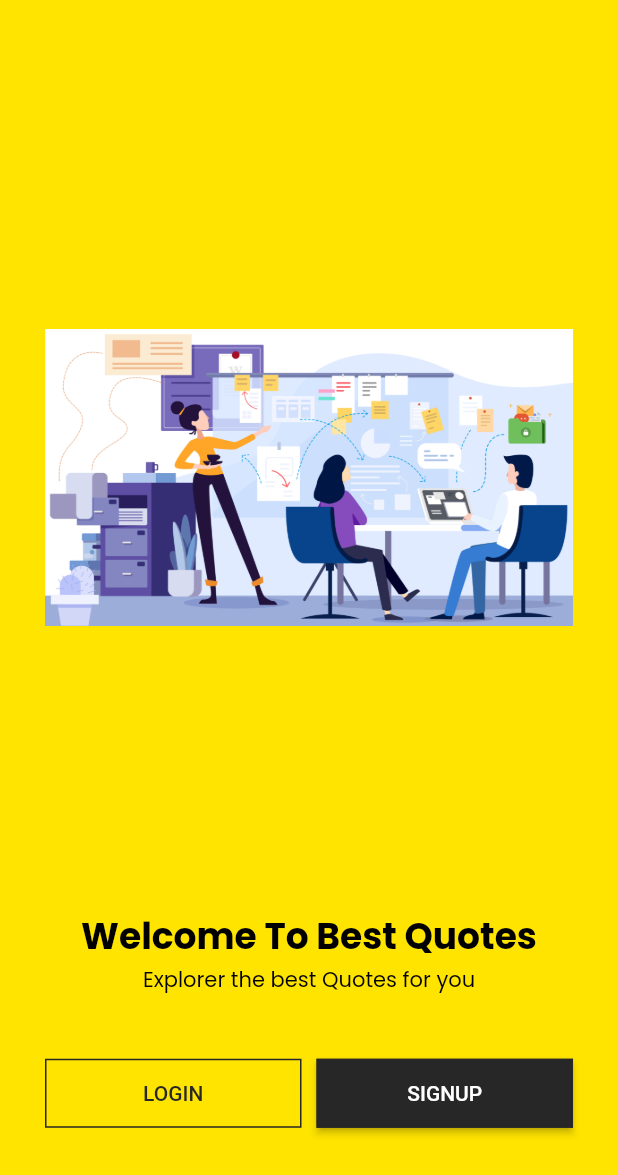
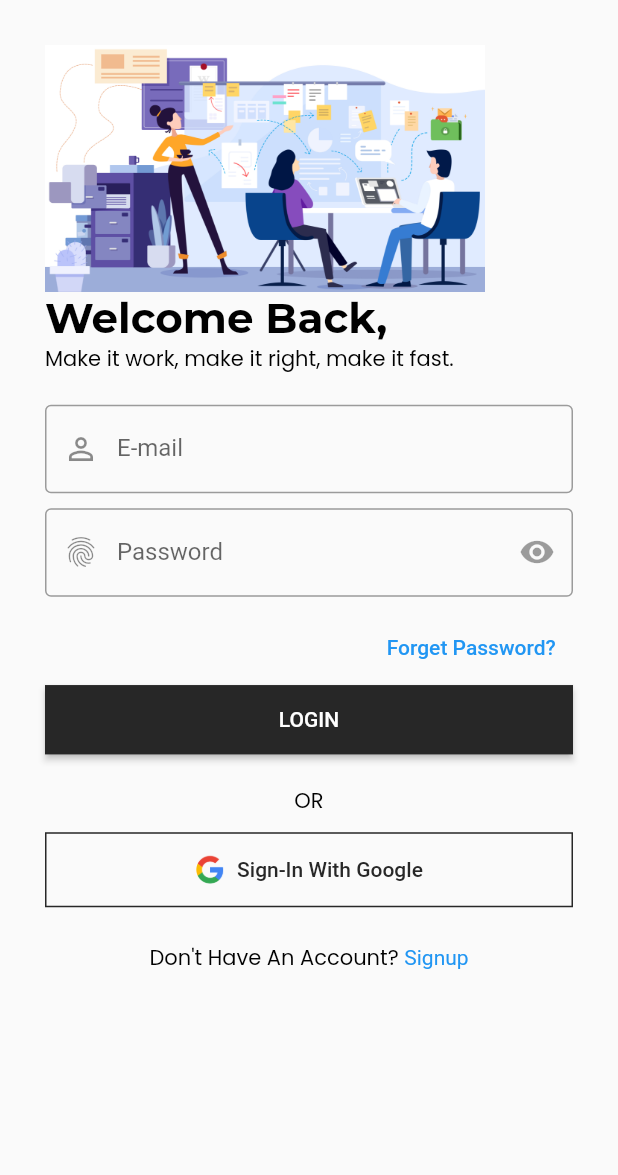
Before and after one commit to ali-sojib/Flutter-Componet-app-with-firebase, a Flutter app: the WelcomeScreen screen opened directly, after a tap on "LOGIN", on a phone screen of 412 x 824 dp. Shown: the top 1175 px of the screen. Run offline on Flutter 3.47's test engine with Material 2 defaults, Android fonts, the phone set to English and light mode, and no system bars; our stand-ins replace get, google_fonts, liquid_swipe, smooth_page_indicator.

Commit message:
Modern Design Flutter Login Page UI

```diff
--- a/lib/src/constant/image_strings.dart
+++ b/lib/src/constant/image_strings.dart
@@ -7,3 +7,6 @@
 const String sOnBoardingImg3 = "assets/images/on_boarding_img/onboarding_3.jpg";
 
 const String sWelcomeScreenImage = "assets/images/welcome_images/welcome_screen_image.png";
+
+//--Login Screen Text
+const String sGoogleLogoImage = "assets/logo/google-logo.png";
--- a/lib/src/constant/sizes.dart
+++ b/lib/src/constant/sizes.dart
@@ -3,3 +3,4 @@
 const sDefaultSize = 30.0;
 const sSplashContainerSize = 30.0;
 const sButtonHeight = 15.0;
+const sFormHeight = 30.0;
--- a/lib/src/constant/text_strings.dart
+++ b/lib/src/constant/text_strings.dart
@@ -22,3 +22,15 @@
 // -- Welcome Screen Text
 const String sWelcomeScreenTitle = "Welcome To Best Quotes";
 const String sWelcomeScreenSubTitle = "Explorer the best Quotes for you";
+
+//--Login Screen Text
+const String sLoginTitle = "Welcome Back, ";
+const String sLoginSubTitle = "Make it work, make it right, make it fast.";
+const String sRememberMe = "Remember Me?";
+const String sAlreadyHaveAnAccount = "Already have an Account?";
+const String sDontHaveAnAccount = "Don't Have An Account? ";
+
+const String sEmail = "E-mail";
+const String sPassword = "Password";
+const String sForgetPassword = "Forget Password? ";
+const String sSignInWithGoogle = "Sign-In With Google";
--- /dev/null
+++ b/lib/src/features/authentication/screens/login/login_footer_widget.dart
@@ -0,0 +1,46 @@
+import 'package:flutter/material.dart';
+
+import '../../../../constant/image_strings.dart';
+import '../../../../constant/sizes.dart';
+import '../../../../constant/text_strings.dart';
+
+class LoginFooterWidget extends StatelessWidget {
+  const LoginFooterWidget({
+    Key? key,
+  }) : super(key: key);
+
+  @override
+  Widget build(BuildContext context) {
+    return Column(
+      crossAxisAlignment: CrossAxisAlignment.center,
+      children: [
+        const Text("OR"),
+        const SizedBox(height: sFormHeight - 20),
+        SizedBox(
+          width: double.infinity,
+          child: OutlinedButton.icon(
+            icon: Image(image: AssetImage(sGoogleLogoImage), width: 20.0),
+            onPressed: () {},
+            label: Text(sSignInWithGoogle),
+          ),
+        ),
+        const SizedBox(height: sFormHeight - 20),
+        TextButton(
+          onPressed: () {},
+          child: Text.rich(
+            TextSpan(
+              text: sDontHaveAnAccount,
+              style: Theme.of(context).textTheme.bodyText1,
+              children: const [
+                TextSpan(
+                  text: sSignUp,
+                  style: TextStyle(color: Colors.blue),
+                ),
+              ],
+            ),
+          ),
+        ),
+      ],
+    );
+  }
+}
--- /dev/null
+++ b/lib/src/features/authentication/screens/login/login_form_widget.dart
@@ -0,0 +1,59 @@
+import 'package:flutter/material.dart';
+
+import '../../../../constant/sizes.dart';
+import '../../../../constant/text_strings.dart';
+
+class LoginForm extends StatelessWidget {
+  const LoginForm({
+    Key? key,
+  }) : super(key: key);
+
+  @override
+  Widget build(BuildContext context) {
+    return Form(
+      child: Container(
+        padding: const EdgeInsets.symmetric(vertical: sFormHeight - 10),
+        child: Column(
+          crossAxisAlignment: CrossAxisAlignment.start,
+          children: [
+            TextFormField(
+              decoration: const InputDecoration(
+                  prefixIcon: Icon(Icons.person_outline_outlined),
+                  labelText: sEmail,
+                  hintText: sEmail,
+                  border: OutlineInputBorder()), // InputDecoration
+            ),
+            const SizedBox(height: sFormHeight - 20),
+            TextFormField(
+              decoration: const InputDecoration(
+                prefixIcon: Icon(Icons.fingerprint),
+                labelText: sPassword,
+                hintText: sPassword,
+                border: OutlineInputBorder(),
+                suffixIcon: IconButton(
+                  onPressed: null,
+                  icon: Icon(Icons.remove_red_eye_sharp),
+                ),
+              ),
+            ),
+            const SizedBox(height: sFormHeight - 20),
+            Align(
+              alignment: Alignment.centerRight,
+              child: TextButton(
+                onPressed: () {},
+                child: Text(sForgetPassword),
+              ),
+            ),
+            SizedBox(
+              width: double.infinity,
+              child: ElevatedButton(
+                onPressed: () {},
+                child: Text(sLogin.toUpperCase()),
+              ),
+            )
+          ],
+        ),
+      ),
+    );
+  }
+}
--- /dev/null
+++ b/lib/src/features/authentication/screens/login/login_header_widget.dart
@@ -0,0 +1,25 @@
+import 'package:flutter/material.dart';
+
+import '../../../../constant/image_strings.dart';
+import '../../../../constant/text_strings.dart';
+
+class LoginHeaderWidget extends StatelessWidget {
+  const LoginHeaderWidget({
+    Key? key,
+    required this.size,
+  }) : super(key: key);
+
+  final Size size;
+
+  @override
+  Widget build(BuildContext context) {
+    return Column(
+      crossAxisAlignment: CrossAxisAlignment.start,
+      children: [
+        Image(image: AssetImage(sWelcomeScreenImage), height: size.height * 0.2),
+        Text(sLoginTitle, style: Theme.of(context).textTheme.headline1),
+        Text(sLoginSubTitle, style: Theme.of(context).textTheme.bodyText1),
+      ],
+    );
+  }
+}
--- /dev/null
+++ b/lib/src/features/authentication/screens/login/login_screen.dart
@@ -0,0 +1,35 @@
+import 'package:flutter/material.dart';
+
+import '../../../../constant/image_strings.dart';
+import '../../../../constant/sizes.dart';
+import '../../../../constant/text_strings.dart';
+import 'login_footer_widget.dart';
+import 'login_form_widget.dart';
+import 'login_header_widget.dart';
+
+class LoginScreen extends StatelessWidget {
+  const LoginScreen({Key? key}) : super(key: key);
+
+  @override
+  Widget build(BuildContext context) {
+    final size = MediaQuery.of(context).size;
+
+    return SafeArea(
+      child: Scaffold(
+        body: SingleChildScrollView(
+          child: Container(
+            padding: const EdgeInsets.all(sDefaultSize),
+            child: Column(
+              crossAxisAlignment: CrossAxisAlignment.start,
+              children: [
+                LoginHeaderWidget(size: size),
+                const LoginForm(),
+                const LoginFooterWidget(),
+              ],
+            ),
+          ),
+        ),
+      ),
+    );
+  }
+}
--- a/lib/src/features/authentication/screens/welcome/welcome_screen.dart
+++ b/lib/src/features/authentication/screens/welcome/welcome_screen.dart
@@ -3,6 +3,7 @@
 import 'package:flutter_app_with_firebase/src/constant/image_strings.dart';
 import 'package:flutter_app_with_firebase/src/constant/sizes.dart';
 import 'package:flutter_app_with_firebase/src/constant/text_strings.dart';
+import 'package:flutter_app_with_firebase/src/features/authentication/screens/login/login_screen.dart';
 import 'package:get/get.dart';
 import '../../../../common_widgets/fade_in_animation/animation_design.dart';
 import '../../../../common_widgets/fade_in_animation/fade_in_animation_controller.dart';
@@ -53,7 +54,9 @@
                     children: [
                       Expanded(
                         child: OutlinedButton(
-                          onPressed: () {},
+                          onPressed: () {
+                            Get.to(LoginScreen());
+                          },
                           child: Text(sLogin.toUpperCase()),
                         ),
                       ),
--- a/pubspec.yaml
+++ b/pubspec.yaml
@@ -28,6 +28,8 @@
     - assets/images/
     - assets/images/on_boarding_img/
     - assets/images/welcome_images/
+    - assets/logo/
+
 
   #   - images/a_dot_ham.jpeg
   # fonts:
```
Also changed, not shown: assets/logo/google-logo.png (added).
